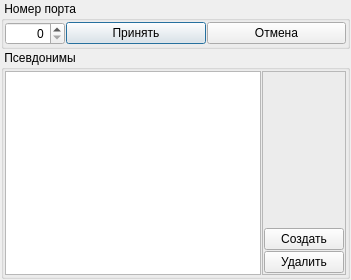
Before: the Qt Designer form Dialogs/edit_port_dialog.ui in Intueor/Z-Editor, drawn with Qt 5.
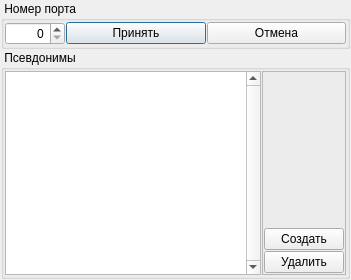
After: the same form once the commit is applied. Icons and pictures are not drawn.

Diff of the .ui file:
```diff
--- a/Dialogs/edit_port_dialog.ui
+++ b/Dialogs/edit_port_dialog.ui
@@ -16,6 +16,18 @@
     <verstretch>0</verstretch>
    </sizepolicy>
   </property>
+  <property name="minimumSize">
+   <size>
+    <width>351</width>
+    <height>280</height>
+   </size>
+  </property>
+  <property name="maximumSize">
+   <size>
+    <width>351</width>
+    <height>280</height>
+   </size>
+  </property>
   <property name="windowTitle">
    <string/>
   </property>
@@ -118,7 +130,30 @@
        <number>1</number>
       </property>
       <item>
-       <widget class="QListWidget" name="listWidget_Pseudonyms"/>
+       <widget class="QTableWidget" name="tableWidget_Pseudonyms">
+        <property name="verticalScrollBarPolicy">
+         <enum>Qt::ScrollBarAlwaysOn</enum>
+        </property>
+        <property name="showDropIndicator" stdset="0">
+         <bool>false</bool>
+        </property>
+        <property name="selectionMode">
+         <enum>QAbstractItemView::SingleSelection</enum>
+        </property>
+        <property name="wordWrap">
+         <bool>false</bool>
+        </property>
+        <property name="cornerButtonEnabled">
+         <bool>false</bool>
+        </property>
+        <property name="columnCount">
+         <number>1</number>
+        </property>
+        <attribute name="horizontalHeaderVisible">
+         <bool>false</bool>
+        </attribute>
+        <column/>
+       </widget>
       </item>
       <item>
        <widget class="QFrame" name="frame">
```
